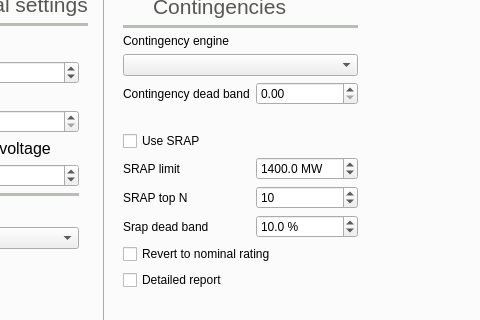
Before: the Qt Designer form src/GridCal/Gui/Main/MainWindow.ui in SanPen/GridCal, drawn with Qt 5; both pictures show x 115 to 595 and y 99 to 419 of the 1351 by 779 pixel window.
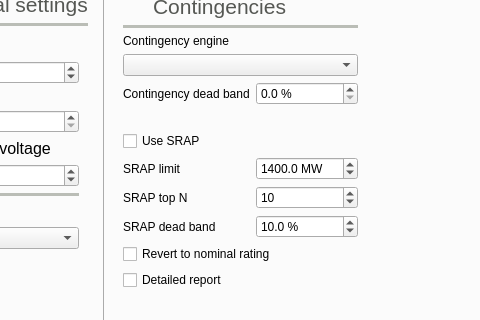
After: the same form once the commit is applied. The open tabs and pages were chosen to show the change. Icons and pictures are not drawn.

Patch:
```diff
--- a/src/GridCal/Gui/Main/MainWindow.ui
+++ b/src/GridCal/Gui/Main/MainWindow.ui
@@ -5297,7 +5297,7 @@
                   <string>&lt;html&gt;&lt;head/&gt;&lt;body&gt;&lt;p&gt;Dead band over the SRAP rating.&lt;/p&gt;&lt;p&gt;If greater than zero, the SRAP is investigated for values over the branch protections rating until the specified value.&lt;/p&gt;&lt;/body&gt;&lt;/html&gt;</string>
                  </property>
                  <property name="text">
-                  <string>Srap dead band</string>
+                  <string>SRAP dead band</string>
                  </property>
                 </widget>
                </item>
@@ -5555,7 +5555,14 @@
                 </widget>
                </item>
                <item row="7" column="1">
-                <widget class="QDoubleSpinBox" name="contingency_deadband_SpinBox"/>
+                <widget class="QDoubleSpinBox" name="contingency_deadband_SpinBox">
+                 <property name="suffix">
+                  <string> %</string>
+                 </property>
+                 <property name="decimals">
+                  <number>1</number>
+                 </property>
+                </widget>
                </item>
               </layout>
              </widget>
```
